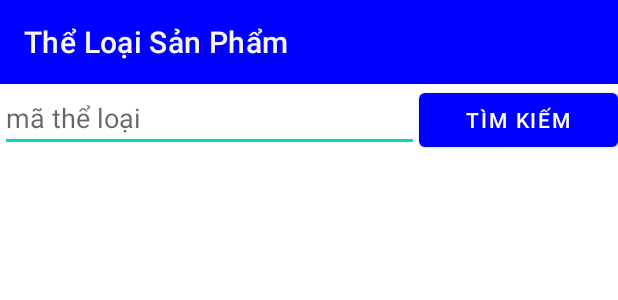
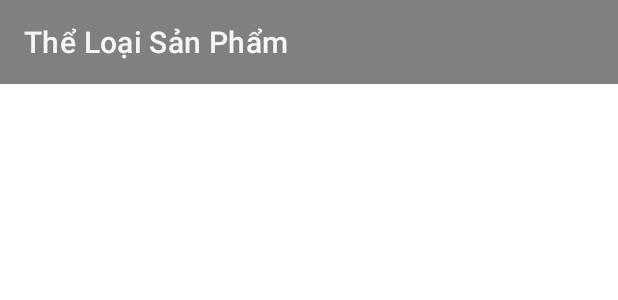
Before and after one commit to bengold20/SellProduct, an Android app: the layout activity_the_loai_screen.xml on its own in the app's theme, with its tools: preview values and no code run, on a phone screen of 412 x 824 dp. Shown: the top 300 px of the screen. Run offline under Robolectric (Android 15) with nearby library versions, the phone set to English and light mode, and no system bars.

Commit message:
thử xem

```diff
--- /dev/null
+++ b/app/src/main/res/drawable/ic_search.xml
@@ -0,0 +1,5 @@
+<vector android:height="24dp" android:tint="#FFFFFF"
+    android:viewportHeight="24" android:viewportWidth="24"
+    android:width="24dp" xmlns:android="http://schemas.android.com/apk/res/android">
+    <path android:fillColor="@android:color/white" android:pathData="M15.5,14h-0.79l-0.28,-0.27C15.41,12.59 16,11.11 16,9.5 16,5.91 13.09,3 9.5,3S3,5.91 3,9.5 5.91,16 9.5,16c1.61,0 3.09,-0.59 4.23,-1.57l0.27,0.28v0.79l5,4.99L20.49,19l-4.99,-5zM9.5,14C7.01,14 5,11.99 5,9.5S7.01,5 9.5,5 14,7.01 14,9.5 11.99,14 9.5,14z"/>
+</vector>
--- a/app/src/main/res/layout/activity_the_loai_screen.xml
+++ b/app/src/main/res/layout/activity_the_loai_screen.xml
@@ -18,29 +18,6 @@
         app:titleTextColor="#F8F5F5"
         app:title="Thể Loại Sản Phẩm"/>
 
-    <LinearLayout
-        android:layout_width="match_parent"
-        android:layout_height="wrap_content"
-        android:orientation="horizontal">
-
-        <EditText
-            android:id="@+id/editTextTextPersonName"
-            android:layout_width="wrap_content"
-            android:layout_height="wrap_content"
-            android:layout_weight="6"
-            android:hint="mã thể loại"
-            android:inputType="textPersonName"
-            tools:layout_editor_absoluteX="123dp"
-            tools:layout_editor_absoluteY="40dp" />
-
-        <Button
-            android:id="@+id/button2"
-            android:layout_width="wrap_content"
-            android:layout_height="wrap_content"
-            android:layout_weight="1"
-            android:text="tìm kiếm" />
-
-    </LinearLayout>
 
     <LinearLayout
         android:layout_width="match_parent"
--- a/app/src/main/res/values/colors.xml
+++ b/app/src/main/res/values/colors.xml
@@ -1,7 +1,7 @@
 <?xml version="1.0" encoding="utf-8"?>
 <resources>
     <color name="purple_200">#FFBB86FC</color>
-    <color name="purple_500">#0000FF</color>
+    <color name="purple_500">#808080</color>
     <color name="purple_700">#FF3700B3</color>
     <color name="teal_200">#FF03DAC5</color>
     <color name="teal_700">#FF018786</color>
```
Also changed, not shown: app/src/main/java/ben/study/theLoai/TheLoaiScreen.java (+29 -3 lines), app/src/main/res/menu/item_theloai.xml (+6 -4 lines).
